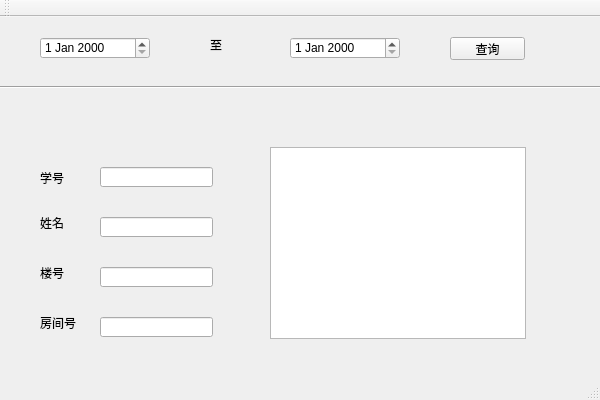
Qt form Dormitory/dormitory.ui (a686432/dormitory) before a commit.
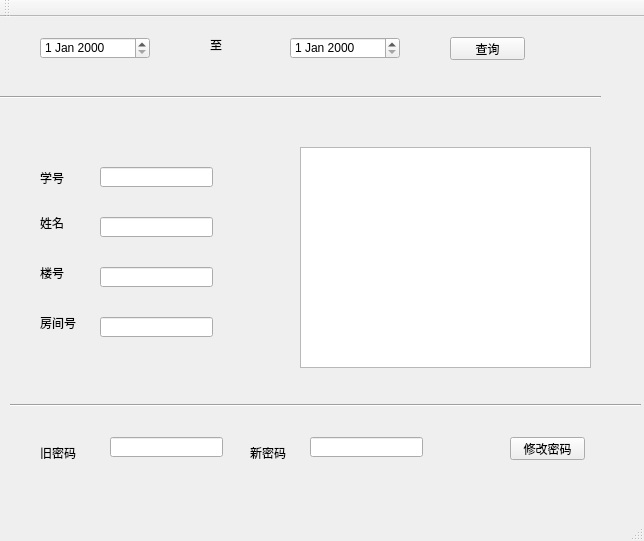
The same form after that commit.

What changed in the file:
```diff
--- a/Dormitory/dormitory.ui
+++ b/Dormitory/dormitory.ui
@@ -6,8 +6,8 @@
    <rect>
     <x>0</x>
     <y>0</y>
-    <width>600</width>
-    <height>400</height>
+    <width>644</width>
+    <height>541</height>
    </rect>
   </property>
   <property name="windowTitle">
@@ -102,7 +102,7 @@
     <property name="geometry">
      <rect>
       <x>0</x>
-      <y>60</y>
+      <y>70</y>
       <width>601</width>
       <height>20</height>
      </rect>
@@ -114,10 +114,10 @@
    <widget class="QListWidget" name="listWidget">
     <property name="geometry">
      <rect>
-      <x>270</x>
+      <x>300</x>
       <y>130</y>
-      <width>256</width>
-      <height>192</height>
+      <width>291</width>
+      <height>221</height>
      </rect>
     </property>
    </widget>
@@ -187,6 +187,78 @@
      </rect>
     </property>
    </widget>
+   <widget class="Line" name="line_2">
+    <property name="geometry">
+     <rect>
+      <x>10</x>
+      <y>380</y>
+      <width>631</width>
+      <height>16</height>
+     </rect>
+    </property>
+    <property name="orientation">
+     <enum>Qt::Horizontal</enum>
+    </property>
+   </widget>
+   <widget class="QLabel" name="label_6">
+    <property name="geometry">
+     <rect>
+      <x>40</x>
+      <y>430</y>
+      <width>54</width>
+      <height>12</height>
+     </rect>
+    </property>
+    <property name="text">
+     <string>旧密码</string>
+    </property>
+   </widget>
+   <widget class="QLabel" name="label_7">
+    <property name="geometry">
+     <rect>
+      <x>250</x>
+      <y>430</y>
+      <width>54</width>
+      <height>12</height>
+     </rect>
+    </property>
+    <property name="text">
+     <string>新密码</string>
+    </property>
+   </widget>
+   <widget class="QLineEdit" name="lineEdit_5">
+    <property name="geometry">
+     <rect>
+      <x>110</x>
+      <y>420</y>
+      <width>113</width>
+      <height>20</height>
+     </rect>
+    </property>
+   </widget>
+   <widget class="QLineEdit" name="lineEdit_6">
+    <property name="geometry">
+     <rect>
+      <x>310</x>
+      <y>420</y>
+      <width>113</width>
+      <height>20</height>
+     </rect>
+    </property>
+   </widget>
+   <widget class="QPushButton" name="pushButton">
+    <property name="geometry">
+     <rect>
+      <x>510</x>
+      <y>420</y>
+      <width>75</width>
+      <height>23</height>
+     </rect>
+    </property>
+    <property name="text">
+     <string>修改密码</string>
+    </property>
+   </widget>
   </widget>
   <widget class="QMenuBar" name="menuBar">
    <property name="geometry">
```
Left out of the diff: 2 changed lines with no effect on the pictures.
